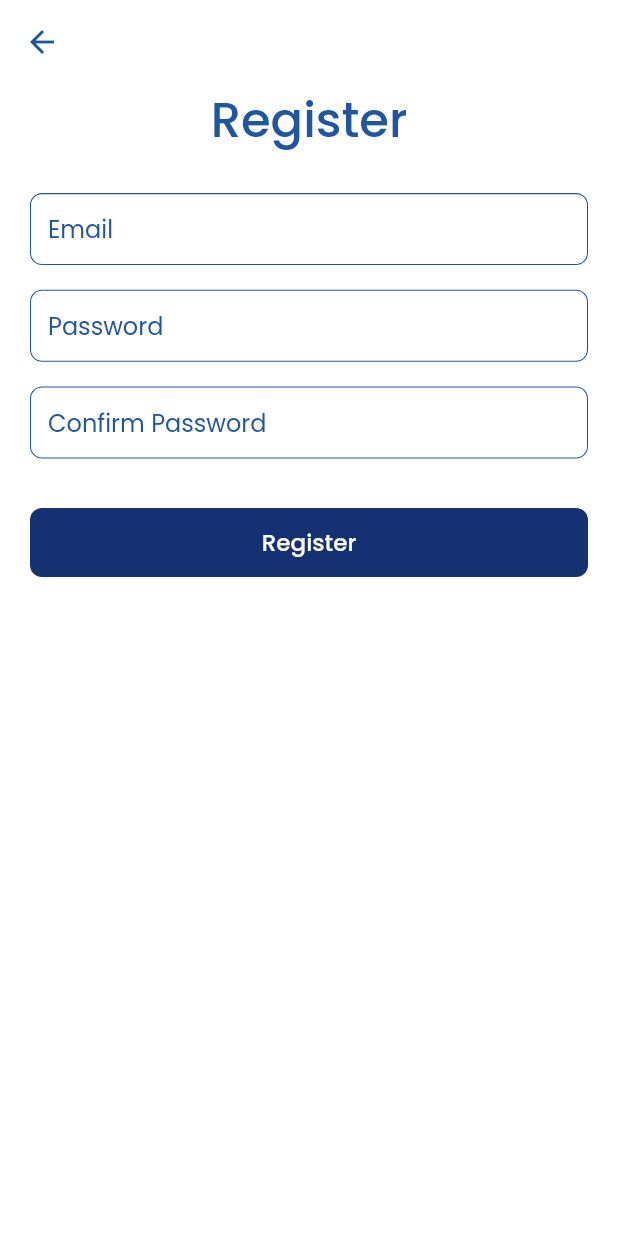
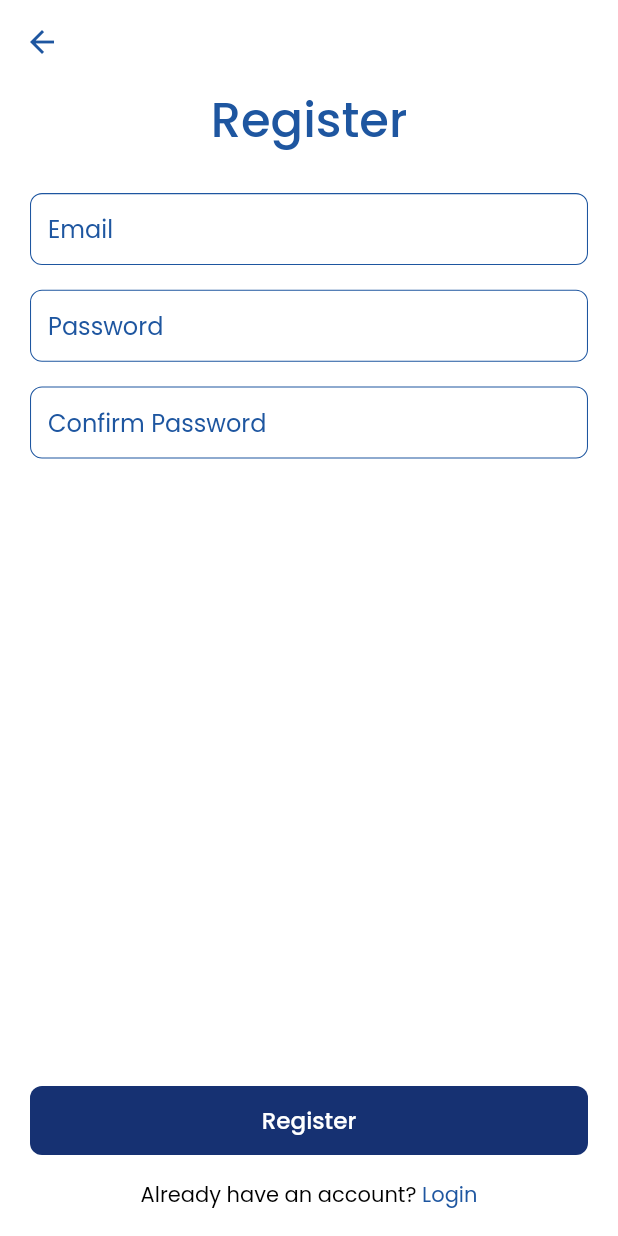
Before and after one commit to renankanu/app_todo, a Flutter app: the RegisterScreen screen opened directly, on a phone screen of 412 x 824 dp. Run offline on Flutter 3.47's test engine with Material 2 defaults, Android fonts, the phone set to English and light mode, and no system bars; our stand-ins replace cloud_firestore, firebase_auth, firebase_core, flutter_svg; accounts and stored records are empty.

Commit message:
Refactor - add back option if login exist

```diff
--- a/lib/app/screens/register/register_screen.dart
+++ b/lib/app/screens/register/register_screen.dart
@@ -36,12 +36,13 @@ class _RegisterScreenState extends State<RegisterScreen> {
           if (snapshot.connectionState == ConnectionState.done) {
             return Scaffold(
               appBar: AppBar(),
-              body: Padding(
+              body: Container(
+                height: double.infinity,
+                child: Padding(
                   padding: const EdgeInsets.symmetric(horizontal: 20),
                   child: Builder(
                     builder: (BuildContext context) {
-                    return SingleChildScrollView(
-                      child: Column(
+                      return Column(
                         children: [
                           const Text(
                             'Register',
@@ -67,7 +68,7 @@ class _RegisterScreenState extends State<RegisterScreen> {
                             hintText: "Confirm Password",
                             controller: _confirmPasswordController,
                           ),
-                          SizedBox(height: SizeConfig.screenHeight * 0.04),
+                          Expanded(child: Container()),
                           RoundedButton(
                             text: "Register",
                             press: () async {
@@ -89,10 +90,31 @@ class _RegisterScreenState extends State<RegisterScreen> {
                               }
                             },
                           ),
+                          SizedBox(height: SizeConfig.screenHeight * 0.02),
+                          Row(
+                            mainAxisAlignment: MainAxisAlignment.center,
+                            children: [
+                              const Text(
+                                "Already have an account? ",
+                                style: TextStyle(fontSize: 14),
+                              ),
+                              GestureDetector(
+                                onTap: () {
+                                  Navigator.pop(context);
+                                },
+                                child: const Text(
+                                  "Login",
+                                  style:
+                                      TextStyle(fontSize: 14, color: kMatisse),
+                                ),
+                              ),
                             ],
                           ),
+                          SizedBox(height: SizeConfig.screenHeight * 0.02),
+                        ],
                       );
                     },
+                  ),
                 ),
               ),
             );
```
Lines whose indentation alone changed are shown as unchanged.
